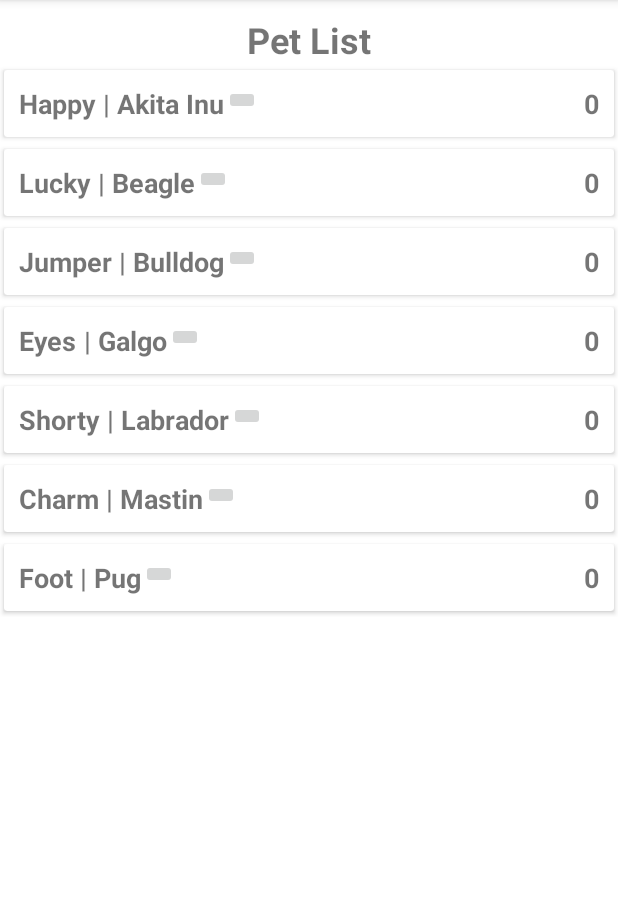
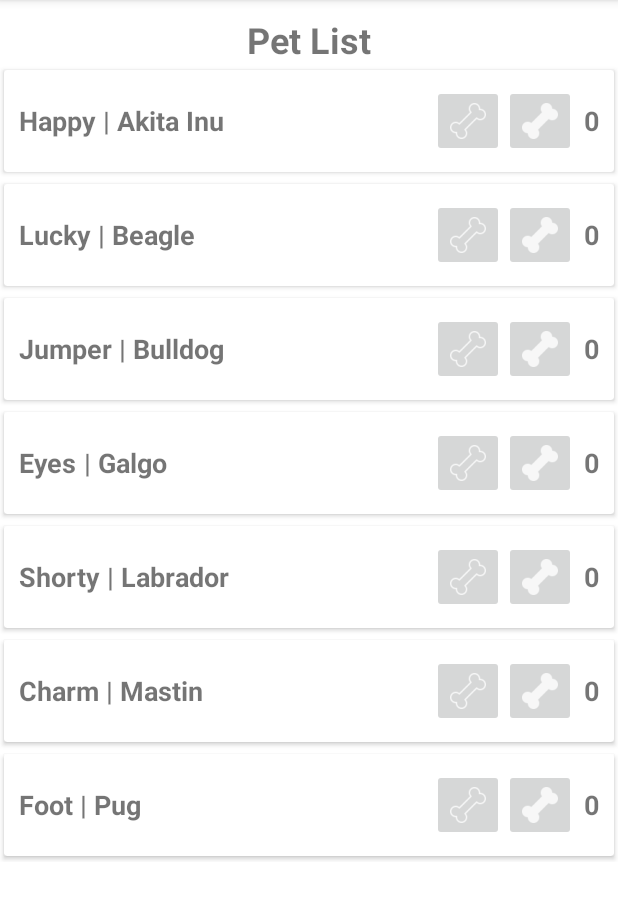
Before and after one commit to rmelchorv/Petagram, an Android app: the screen it shows after launch (MainActivity), on a phone screen of 412 x 824 dp, the part 84-1004 px from its top. Run offline under Robolectric (Android 15) with nearby library versions, the phone set to English and light mode, and no system bars.

Commit message:
Initial commit!

```diff
--- a/app/src/main/java/mx/edu/unistmo/repo/mobile/android/petagram/adapter/PetAdapter.java
+++ b/app/src/main/java/mx/edu/unistmo/repo/mobile/android/petagram/adapter/PetAdapter.java
@@ -4,8 +4,10 @@ import android.content.Context;
 import android.view.LayoutInflater;
 import android.view.View;
 import android.view.ViewGroup;
+import android.widget.ImageButton;
 import android.widget.ImageView;
 import android.widget.TextView;
+import android.widget.Toast;
 
 import androidx.annotation.NonNull;
 import androidx.recyclerview.widget.RecyclerView;
@@ -37,6 +39,8 @@ public class PetAdapter extends RecyclerView.Adapter<PetAdapter.PetViewHolder> {
     public void onBindViewHolder(@NonNull PetViewHolder holder, int position) {
         PetModel pet = pets.get(position);
 
+        holder.ibBoneLess.setOnClickListener(view -> Toast.makeText(holder.itemView.getContext(), "Less", Toast.LENGTH_SHORT).show());
+        holder.ibBonePlus.setOnClickListener(view -> Toast.makeText(holder.itemView.getContext(), "Plus", Toast.LENGTH_SHORT).show());
         holder.ivAvatar.setImageResource(
                 holder.itemView.getContext().getResources().getIdentifier(pet.getAvatar(),
                         "drawable", holder.itemView.getContext().getPackageName()));
@@ -52,9 +56,9 @@ public class PetAdapter extends RecyclerView.Adapter<PetAdapter.PetViewHolder> {
 
     static class PetViewHolder extends RecyclerView.ViewHolder {
 
+        private final ImageButton ibBoneLess;
+        private final ImageButton ibBonePlus;
         private final ImageView ivAvatar;
-        //private final ImageView ivBoneLess;
-        //private final ImageView ivBonePlus;
         private final TextView tvBones;
         private final TextView tvBreed;
         private final TextView tvName;
@@ -62,9 +66,9 @@ public class PetAdapter extends RecyclerView.Adapter<PetAdapter.PetViewHolder> {
         public PetViewHolder(View itemView) {
             super(itemView);
 
+            ibBoneLess = itemView.findViewById(R.id.ibBoneLess);
+            ibBonePlus = itemView.findViewById(R.id.ibBonePlus);
             ivAvatar = itemView.findViewById(R.id.ivAvatar);
-            //ivBoneLess = itemView.findViewById(R.id.ivAvatar);
-            //ivBonePlus = itemView.findViewById(R.id.ivAvatar);
             tvBones = itemView.findViewById(R.id.tvBones);
             tvBreed = itemView.findViewById(R.id.tvBreed);
             tvName = itemView.findViewById(R.id.tvName);
--- a/app/src/main/res/layout/cardview_pet.xml
+++ b/app/src/main/res/layout/cardview_pet.xml
@@ -1,6 +1,7 @@
 <?xml version="1.0" encoding="utf-8"?>
 <androidx.cardview.widget.CardView xmlns:android="http://schemas.android.com/apk/res/android"
     xmlns:app="http://schemas.android.com/apk/res-auto"
+    xmlns:tools="http://schemas.android.com/tools"
     android:layout_width="match_parent"
     android:layout_height="wrap_content"
     app:cardUseCompatPadding="true">
@@ -17,10 +18,10 @@
             android:layout_height="wrap_content"
             android:src="@drawable/ic_pet_beagle"
             android:contentDescription="@string/title_avatar" />
-
         <LinearLayout
             android:layout_width="match_parent"
             android:layout_height="wrap_content"
+            android:gravity="center_vertical"
             android:orientation="horizontal">
 
             <TextView
@@ -37,18 +38,37 @@
                 android:text=" | ?"
                 android:textSize="18sp"
                 android:textStyle="bold" />
+            <LinearLayout
+                android:layout_width="match_parent"
+                android:layout_height="wrap_content"
+                android:gravity="end|center_vertical"
+                android:orientation="horizontal">
 
                 <ImageButton
+                    android:id="@+id/ibBoneLess"
                     android:layout_width="wrap_content"
-                android:layout_height="wrap_content"/>
+                    android:layout_height="wrap_content"
+                    android:contentDescription="BoneLess"
+                    android:minHeight="48dp"
+                    android:src="@drawable/ic_pet_bone_empty"
+                    tools:ignore="ImageContrastCheck" />
+                <ImageButton
+                    android:id="@+id/ibBonePlus"
+                    android:layout_width="wrap_content"
+                    android:layout_height="wrap_content"
+                    android:contentDescription="BonePlus"
+                    android:minHeight="48dp"
+                    android:src="@drawable/ic_pet_bone_full"
+                    tools:ignore="ImageContrastCheck" />
                 <TextView
                     android:id="@+id/tvBones"
-                android:layout_width="match_parent"
+                    android:layout_width="wrap_content"
                     android:layout_height="wrap_content"
                     android:text="0"
-                android:textAlignment="textEnd"
                     android:textSize="18sp"
-                android:textStyle="bold" />
+                    android:textStyle="bold"
+                    android:paddingStart="5dp"/>
+            </LinearLayout>
         </LinearLayout>
     </LinearLayout>
 </androidx.cardview.widget.CardView>
```
Also changed, not shown: app/src/main/res/drawable-hdpi/ic_pet_bone_empty.png (added), app/src/main/res/drawable-hdpi/ic_pet_bone_full.png (added), app/src/main/res/drawable-mdpi/ic_pet_bone_empty.png (added), app/src/main/res/drawable-mdpi/ic_pet_bone_full.png (added), app/src/main/res/drawable-xhdpi/ic_pet_bone_empty.png (added), app/src/main/res/drawable-xhdpi/ic_pet_bone_full.png (added), app/src/main/res/drawable-xxhdpi/ic_pet_bone_empty.png (added), app/src/main/res/drawable-xxhdpi/ic_pet_bone_full.png (added), app/src/main/res/drawable-xxxhdpi/ic_pet_bone_empty.png (added), app/src/main/res/drawable-xxxhdpi/ic_pet_bone_full.png (added). Lines whose indentation alone changed are shown as unchanged.
